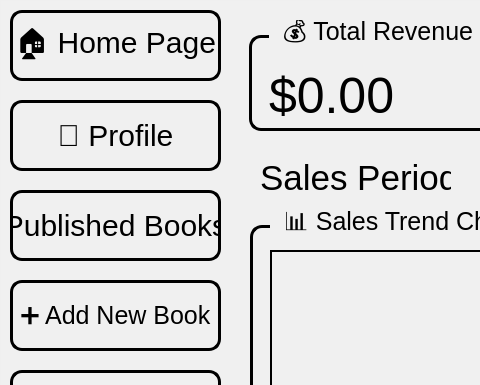
mohammadshirizadeh-sudo/book-club, file BookClubProject/appWindow/publisherwindow.ui: the form before one commit; both pictures show x 0 to 480 and y 0 to 385 of the 1500 by 800 pixel window.
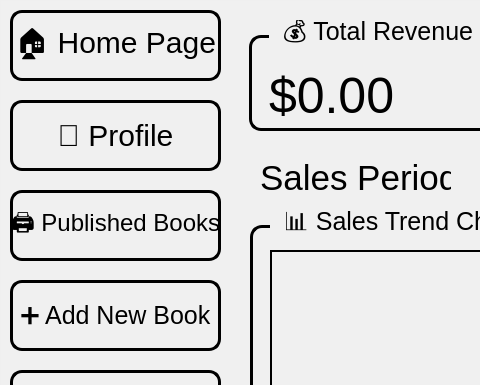
The form after the commit. Icons and pictures are not drawn.

Patch:
```diff
--- a/BookClubProject/appWindow/publisherwindow.ui
+++ b/BookClubProject/appWindow/publisherwindow.ui
@@ -793,14 +793,15 @@
     <property name="styleSheet">
      <string notr="true">QPushButton {
 	font: 700 9pt &quot;Script MT Bold&quot;;
-	font-size:30px;
+	font-size:24px;
 	color: rgb(0, 0, 0);
 	border: 3px solid black;
 	border-radius: 12px;
+	background: transparent;
 }</string>
     </property>
     <property name="text">
-     <string>Published Books</string>
+     <string>🖨️ Published Books</string>
     </property>
    </widget>
   </widget>
```
Left out of the diff: 10 changed lines with no effect on the pictures.
